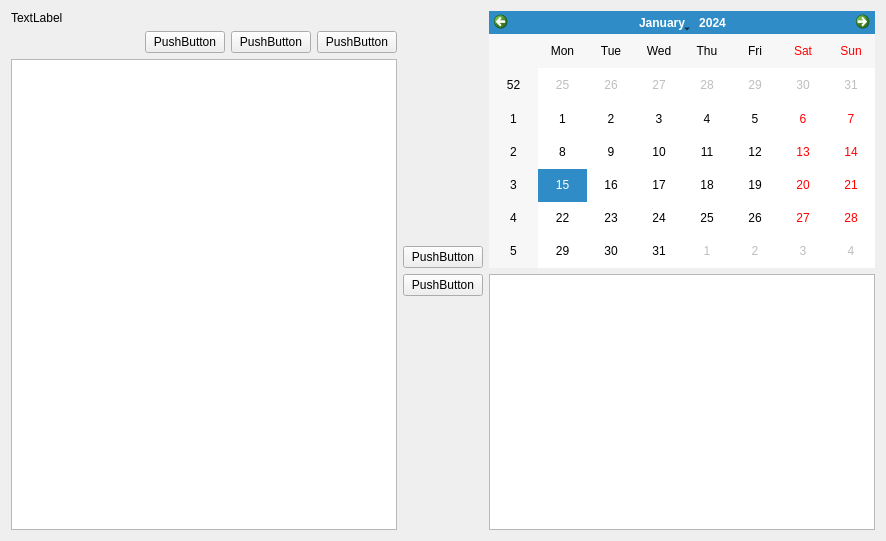
Qt form gui/taskWidget.ui (WatsonJay/tomato_farm) before a commit.
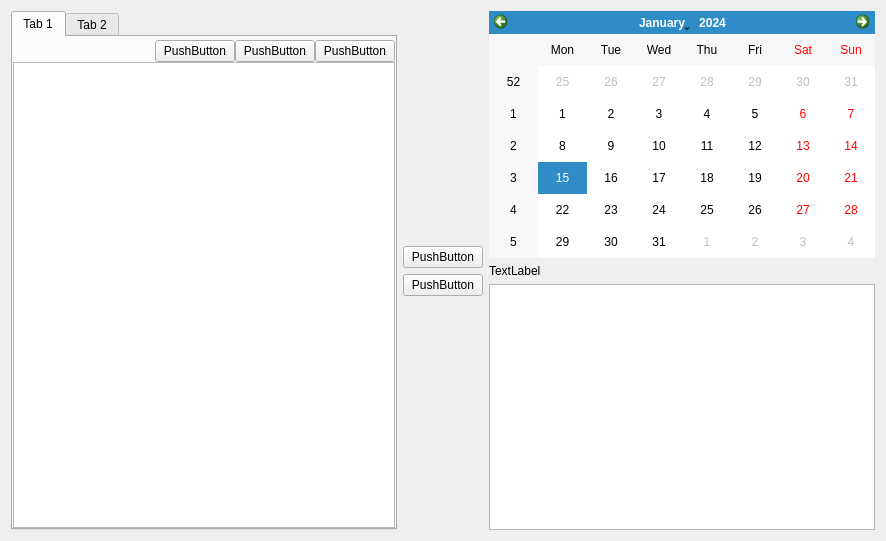
The same form after that commit.

The edit to the form file:
```diff
--- a/gui/taskWidget.ui
+++ b/gui/taskWidget.ui
@@ -17,12 +17,30 @@
    <item>
     <layout class="QVBoxLayout" name="verticalLayout_2">
      <item>
-      <widget class="QLabel" name="label">
-       <property name="text">
-        <string>TextLabel</string>
+      <widget class="QTabWidget" name="tabWidget">
+       <property name="currentIndex">
+        <number>0</number>
        </property>
-      </widget>
-     </item>
+       <widget class="QWidget" name="tab">
+        <attribute name="title">
+         <string>Tab 1</string>
+        </attribute>
+        <layout class="QVBoxLayout" name="verticalLayout_4">
+         <property name="spacing">
+          <number>0</number>
+         </property>
+         <property name="leftMargin">
+          <number>0</number>
+         </property>
+         <property name="topMargin">
+          <number>3</number>
+         </property>
+         <property name="rightMargin">
+          <number>0</number>
+         </property>
+         <property name="bottomMargin">
+          <number>0</number>
+         </property>
      <item>
       <layout class="QHBoxLayout" name="horizontalLayout">
        <item>
@@ -62,7 +80,16 @@
       </layout>
      </item>
      <item>
-      <widget class="QListView" name="listView"/>
+          <widget class="QListWidget" name="listWidget"/>
+         </item>
+        </layout>
+       </widget>
+       <widget class="QWidget" name="tab_2">
+        <attribute name="title">
+         <string>Tab 2</string>
+        </attribute>
+       </widget>
+      </widget>
      </item>
     </layout>
    </item>
@@ -116,7 +143,14 @@
       <widget class="QCalendarWidget" name="calendarWidget"/>
      </item>
      <item>
-      <widget class="QListView" name="listView_2"/>
+      <widget class="QLabel" name="label_2">
+       <property name="text">
+        <string>TextLabel</string>
+       </property>
+      </widget>
+     </item>
+     <item>
+      <widget class="QListWidget" name="listWidget_2"/>
      </item>
     </layout>
    </item>
```
Lines whose indentation alone changed are shown as unchanged.
